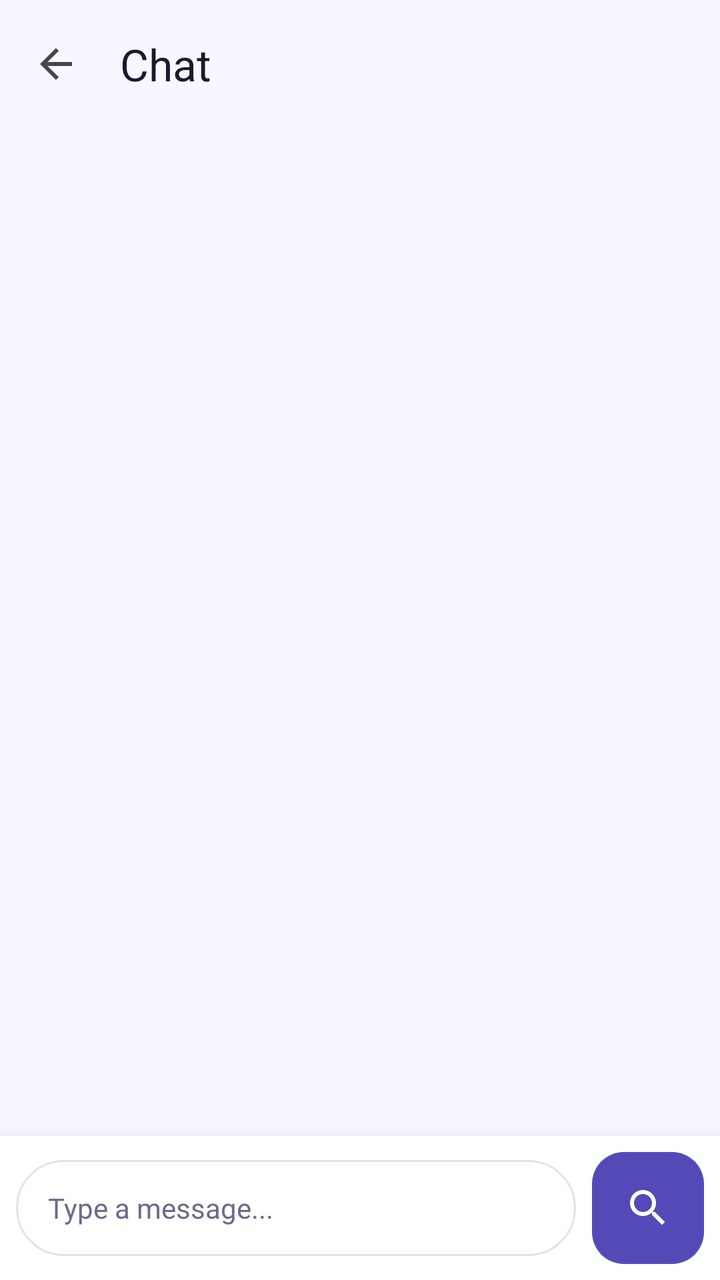
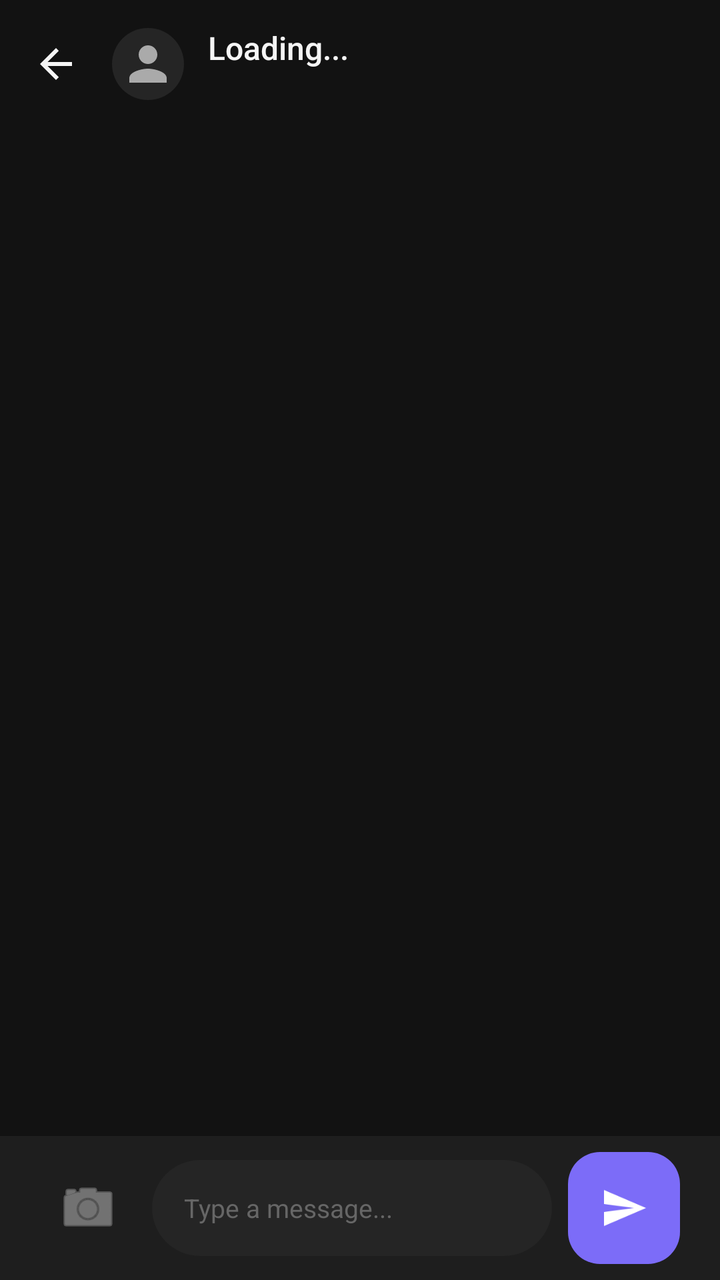

Two renders of the same Android screen: before a commit and after it. Below are the layout's source before the change and the commit's diff.
<!-- AndroidManifest.xml: application theme Theme.Findora -->
<!-- res/layout/activity_chat.xml -->
<?xml version="1.0" encoding="utf-8"?>
<LinearLayout xmlns:android="http://schemas.android.com/apk/res/android"
    xmlns:app="http://schemas.android.com/apk/res-auto"
    android:layout_width="match_parent"
    android:layout_height="match_parent"
    android:background="@color/screen_background"
    android:orientation="vertical">

    <com.google.android.material.appbar.MaterialToolbar
        android:id="@+id/toolbar"
        android:layout_width="match_parent"
        android:layout_height="?attr/actionBarSize"
        android:background="@color/screen_background"
        app:navigationIcon="?attr/homeAsUpIndicator"
        app:title="Chat"
        app:titleTextColor="@color/text_dark" />

    <FrameLayout
        android:layout_width="match_parent"
        android:layout_height="0dp"
        android:layout_weight="1">

        <androidx.recyclerview.widget.RecyclerView
            android:id="@+id/rvMessages"
            android:layout_width="match_parent"
            android:layout_height="match_parent"
            android:clipToPadding="false"
            android:paddingHorizontal="@dimen/spacing_medium"
            android:paddingVertical="@dimen/spacing_small" />

        <ProgressBar
            android:id="@+id/progressBar"
            android:layout_width="wrap_content"
            android:layout_height="wrap_content"
            android:layout_gravity="center"
            android:visibility="gone" />

        <TextView
            android:id="@+id/tvEmptyState"
            android:layout_width="wrap_content"
            android:layout_height="wrap_content"
            android:layout_gravity="center"
            android:text="No messages yet. Start the conversation!"
            android:textColor="@color/text_gray"
            android:textSize="@dimen/text_caption"
            android:fontFamily="sans-serif-medium"
            android:visibility="gone" />
    </FrameLayout>

    
    <com.google.android.material.card.MaterialCardView
        android:layout_width="match_parent"
        android:layout_height="wrap_content"
        app:cardElevation="12dp"
        app:cardCornerRadius="0dp"
        app:strokeWidth="0dp"
        app:cardBackgroundColor="@color/white">

        <LinearLayout
            android:layout_width="match_parent"
            android:layout_height="wrap_content"
            android:gravity="center_vertical"
            android:orientation="horizontal"
            android:padding="@dimen/spacing_small">

            <EditText
                android:id="@+id/etMessage"
                android:layout_width="0dp"
                android:layout_height="wrap_content"
                android:layout_weight="1"
                android:minHeight="48dp"
                android:background="@drawable/bg_search_input"
                android:hint="Type a message..."
                android:imeOptions="actionSend"
                android:inputType="textMultiLine"
                android:maxLines="4"
                android:paddingHorizontal="@dimen/spacing_medium"
                android:paddingVertical="@dimen/spacing_small"
                android:textColor="@color/text_dark"
                android:textColorHint="@color/text_gray"
                android:textSize="@dimen/text_caption" />

            <com.google.android.material.floatingactionbutton.FloatingActionButton
                android:id="@+id/btnSend"
                android:layout_width="wrap_content"
                android:layout_height="wrap_content"
                android:layout_marginStart="@dimen/spacing_small"
                app:fabSize="mini"
                android:contentDescription="Send"
                android:src="@drawable/ic_search"
                app:backgroundTint="@color/primary_purple"
                app:tint="@color/white"
                app:elevation="0dp" />
        </LinearLayout>
    </com.google.android.material.card.MaterialCardView>
</LinearLayout>
<!-- resources referenced by this layout -->
<resources>
  <color name="primary_purple">#534AB7</color>
  <color name="screen_background">#F8F7FF</color>
  <color name="text_dark">#1A1A2E</color>
  <color name="text_gray">#6B6B8A</color>
  <dimen name="text_caption">14sp</dimen>
  <!-- drawable bg_search_input (drawable) -->
  <?xml version="1.0" encoding="utf-8"?>
  <shape xmlns:android="http://schemas.android.com/apk/res/android"
      android:shape="rectangle">
      <corners android:radius="24dp" />
      <solid android:color="@color/white" />
      <stroke android:width="1dp" android:color="@color/card_border" />
  </shape>
  <!-- drawable ic_search (drawable) -->
  <vector xmlns:android="http://schemas.android.com/apk/res/android"
      android:width="24dp"
      android:height="24dp"
      android:viewportWidth="24"
      android:viewportHeight="24">
    <path
        android:fillColor="@color/text_dark"
        android:pathData="M15.5,14h-0.79l-0.28,-0.27C15.41,12.59 16,11.11 16,9.5 16,5.91 13.09,3 9.5,3S3,5.91 3,9.5 5.91,16 9.5,16c1.61,0 3.09,-0.59 4.23,-1.57l0.27,0.28v0.79l5,4.99L20.49,19l-4.99,-5zM9.5,14C7.01,14 5,11.99 5,9.5S7.01,5 9.5,5 14,7.01 14,9.5 11.99,14 9.5,14z"/>
  </vector>
  <style name="Theme.Findora" parent="Theme.Material3.DayNight.NoActionBar">
          
          <item name="colorPrimary">@color/primary_purple</item>
          <item name="colorOnPrimary">@color/white</item>
          <item name="colorPrimaryContainer">@color/light_purple</item>
          <item name="colorOnPrimaryContainer">@color/dark_purple</item>
  
          
          <item name="colorSecondary">@color/success_green</item>
          <item name="colorOnSecondary">@color/white</item>
          <item name="colorSecondaryContainer">@color/light_green</item>
          <item name="colorOnSecondaryContainer">@color/success_green</item>
  
          
          <item name="android:statusBarColor">@color/screen_background</item>
          <item name="android:windowLightStatusBar">true</item>
          
          
          <item name="android:windowBackground">@color/screen_background</item>
  
          
          <item name="materialButtonStyle">@style/Widget.Findora.Button</item>
          <item name="materialCardViewStyle">@style/Widget.Findora.Card</item>
          <item name="textInputStyle">@style/Widget.Findora.TextInputLayout</item>
      </style>
  <color name="card_border">#E2E2F0</color>
  <color name="light_purple">#EEEDFE</color>
  <color name="dark_purple">#3C3489</color>
  <color name="success_green">#1D9E75</color>
  <color name="light_green">#E1F5EE</color>
  <style name="Widget.Findora.Button" parent="Widget.Material3.Button">
          <item name="cornerRadius">12dp</item>
          <item name="android:insetTop">0dp</item>
          <item name="android:insetBottom">0dp</item>
          <item name="android:textAllCaps">false</item>
          <item name="android:fontFamily">sans-serif-medium</item>
          <item name="android:paddingTop">12dp</item>
          <item name="android:paddingBottom">12dp</item>
      </style>
  <style name="Widget.Findora.Card" parent="Widget.Material3.CardView.Elevated">
          <item name="cardCornerRadius">16dp</item>
          <item name="cardElevation">2dp</item>
          <item name="strokeColor">@color/card_border</item>
          <item name="strokeWidth">1dp</item>
          <item name="cardBackgroundColor">@color/white</item>
      </style>
  <style name="Widget.Findora.TextInputLayout" parent="Widget.Material3.TextInputLayout.OutlinedBox">
          <item name="boxCornerRadiusTopStart">12dp</item>
          <item name="boxCornerRadiusTopEnd">12dp</item>
          <item name="boxCornerRadiusBottomStart">12dp</item>
          <item name="boxCornerRadiusBottomEnd">12dp</item>
          <item name="boxStrokeColor">@color/primary_purple</item>
          <item name="hintTextColor">@color/primary_purple</item>
          <item name="android:textColorHint">@color/text_gray</item>
      </style>
  <!-- unchanged entries left out for length: 3 -->
</resources>

<!-- the commit's change to res/layout/activity_chat.xml (unified diff, before → after) -->
@@ -12,9 +12,56 @@
         android:layout_height="?attr/actionBarSize"
         android:background="@color/screen_background"
         app:navigationIcon="?attr/homeAsUpIndicator"
-        app:title="Chat"
-        app:titleTextColor="@color/text_dark" />
+        app:navigationIconTint="@color/text_dark"
+        app:titleTextColor="@color/text_dark">
 
+        <LinearLayout
+            android:layout_width="match_parent"
+            android:layout_height="wrap_content"
+            android:orientation="horizontal"
+            android:gravity="center_vertical"
+            android:layout_marginEnd="16dp">
+            
+            <ImageView
+                android:id="@+id/iv_chat_avatar"
+                android:layout_width="36dp"
+                android:layout_height="36dp"
+                android:src="@drawable/ic_person"
+                app:tint="@color/text_gray"
+                android:background="@drawable/bg_search_input"
+                android:padding="4dp" />
+                
+            <LinearLayout
+                android:layout_width="0dp"
+                android:layout_height="wrap_content"
+                android:layout_weight="1"
+                android:orientation="vertical"
+                android:layout_marginStart="12dp">
+                
+                <TextView
+                    android:id="@+id/tv_chat_name"
+                    android:layout_width="wrap_content"
+                    android:layout_height="wrap_content"
+                    android:text="Loading..."
+                    android:textColor="@color/text_dark"
+                    android:textSize="16sp"
+                    android:fontFamily="sans-serif-medium"
+                    android:maxLines="1"
+                    android:ellipsize="end" />
+                    
+                <TextView
+                    android:id="@+id/tv_chat_role"
+                    android:layout_width="wrap_content"
+                    android:layout_height="wrap_content"
+                    android:text=""
+                    android:textColor="@color/text_gray"
+                    android:textSize="12sp"
+                    android:maxLines="1" />
+            </LinearLayout>
+        </LinearLayout>
+    </com.google.android.material.appbar.MaterialToolbar>
+
+    
     <FrameLayout
         android:layout_width="match_parent"
         android:layout_height="0dp"
@@ -25,7 +72,7 @@
             android:layout_width="match_parent"
             android:layout_height="match_parent"
             android:clipToPadding="false"
-            android:paddingHorizontal="@dimen/spacing_medium"
+            android:paddingHorizontal="@dimen/screen_padding_horizontal"
             android:paddingVertical="@dimen/spacing_small" />
 
         <ProgressBar
@@ -33,6 +80,7 @@
             android:layout_width="wrap_content"
             android:layout_height="wrap_content"
             android:layout_gravity="center"
+            android:indeterminateTint="@color/primary_purple"
             android:visibility="gone" />
 
         <TextView
@@ -48,49 +96,52 @@
     </FrameLayout>
 
     
-    <com.google.android.material.card.MaterialCardView
+    <LinearLayout
         android:layout_width="match_parent"
         android:layout_height="wrap_content"
-        app:cardElevation="12dp"
-        app:cardCornerRadius="0dp"
-        app:strokeWidth="0dp"
-        app:cardBackgroundColor="@color/white">
+        android:gravity="center_vertical"
+        android:orientation="horizontal"
+        android:paddingHorizontal="@dimen/screen_padding_horizontal"
+        android:paddingVertical="@dimen/spacing_small"
+        android:background="@color/surface_01">
 
-        <LinearLayout
-            android:layout_width="match_parent"
+        <ImageButton
+            android:id="@+id/btnAttachment"
+            android:layout_width="48dp"
+            android:layout_height="48dp"
+            android:layout_marginEnd="8dp"
+            android:background="?attr/selectableItemBackgroundBorderless"
+            android:src="@android:drawable/ic_menu_camera"
+            app:tint="@color/text_gray"
+            android:contentDescription="Attach Image" />
+
+        <EditText
+            android:id="@+id/etMessage"
+            android:layout_width="0dp"
             android:layout_height="wrap_content"
-            android:gravity="center_vertical"
-            android:orientation="horizontal"
-            android:padding="@dimen/spacing_small">
+            android:layout_weight="1"
+            android:minHeight="48dp"
+            android:background="@drawable/bg_search_input"
+            android:hint="Type a message..."
+            android:imeOptions="actionSend"
+            android:inputType="textMultiLine"
+            android:maxLines="4"
+            android:paddingHorizontal="@dimen/spacing_medium"
+            android:paddingVertical="@dimen/spacing_small"
+            android:textColor="@color/text_dark"
+            android:textColorHint="@color/text_hint"
+            android:textSize="@dimen/text_caption" />
 
-            <EditText
-                android:id="@+id/etMessage"
-                android:layout_width="0dp"
-                android:layout_height="wrap_content"
-                android:layout_weight="1"
-                android:minHeight="48dp"
-                android:background="@drawable/bg_search_input"
-                android:hint="Type a message..."
-                android:imeOptions="actionSend"
-                android:inputType="textMultiLine"
-                android:maxLines="4"
-                android:paddingHorizontal="@dimen/spacing_medium"
-                android:paddingVertical="@dimen/spacing_small"
-                android:textColor="@color/text_dark"
-                android:textColorHint="@color/text_gray"
-                android:textSize="@dimen/text_caption" />
-
-            <com.google.android.material.floatingactionbutton.FloatingActionButton
-                android:id="@+id/btnSend"
-                android:layout_width="wrap_content"
-                android:layout_height="wrap_content"
-                android:layout_marginStart="@dimen/spacing_small"
-                app:fabSize="mini"
-                android:contentDescription="Send"
-                android:src="@drawable/ic_search"
-                app:backgroundTint="@color/primary_purple"
-                app:tint="@color/white"
-                app:elevation="0dp" />
-        </LinearLayout>
-    </com.google.android.material.card.MaterialCardView>
+        <com.google.android.material.floatingactionbutton.FloatingActionButton
+            android:id="@+id/btnSend"
+            android:layout_width="wrap_content"
+            android:layout_height="wrap_content"
+            android:layout_marginStart="@dimen/spacing_small"
+            app:fabSize="mini"
+            android:contentDescription="Send"
+            android:src="@drawable/ic_send"
+            app:backgroundTint="@color/primary_purple"
+            app:tint="@color/white"
+            app:elevation="0dp" />
+    </LinearLayout>
 </LinearLayout>
<!-- resource entries referenced after the edit -->
@@ -1,19 +1,21 @@
 <!-- resources referenced by this layout -->
 <resources>
-  <color name="primary_purple">#534AB7</color>
-  <color name="screen_background">#F8F7FF</color>
-  <color name="text_dark">#1A1A2E</color>
-  <color name="text_gray">#6B6B8A</color>
-  <dimen name="text_caption">14sp</dimen>
+  <color name="primary_purple">#7C6CF8</color>
+  <color name="screen_background">#121212</color>
+  <color name="surface_01">#1E1E1E</color>
+  <color name="text_dark">#F5F5F5</color>
+  <color name="text_gray">#AAAAAA</color>
+  <color name="text_hint">#666666</color>
+  <dimen name="screen_padding_horizontal">20dp</dimen>
+  <dimen name="text_caption">13sp</dimen>
   <!-- drawable bg_search_input (drawable) -->
   <?xml version="1.0" encoding="utf-8"?>
   <shape xmlns:android="http://schemas.android.com/apk/res/android"
       android:shape="rectangle">
-      <corners android:radius="24dp" />
-      <solid android:color="@color/white" />
-      <stroke android:width="1dp" android:color="@color/card_border" />
+      <solid android:color="#252525" />
+      <corners android:radius="28dp" />
   </shape>
-  <!-- drawable ic_search (drawable) -->
+  <!-- drawable ic_person (drawable) -->
   <vector xmlns:android="http://schemas.android.com/apk/res/android"
       android:width="24dp"
       android:height="24dp"
@@ -21,62 +23,124 @@
       android:viewportHeight="24">
     <path
         android:fillColor="@color/text_dark"
-        android:pathData="M15.5,14h-0.79l-0.28,-0.27C15.41,12.59 16,11.11 16,9.5 16,5.91 13.09,3 9.5,3S3,5.91 3,9.5 5.91,16 9.5,16c1.61,0 3.09,-0.59 4.23,-1.57l0.27,0.28v0.79l5,4.99L20.49,19l-4.99,-5zM9.5,14C7.01,14 5,11.99 5,9.5S7.01,5 9.5,5 14,7.01 14,9.5 11.99,14 9.5,14z"/>
+        android:pathData="M12,12c2.21,0 4,-1.79 4,-4s-1.79,-4 -4,-4 -4,1.79 -4,4 1.79,4 4,4zM12,14c-2.67,0 -8,1.34 -8,4v2h16v-2c0,-2.66 -5.33,-4 -8,-4z"/>
   </vector>
-  <style name="Theme.Findora" parent="Theme.Material3.DayNight.NoActionBar">
+  <!-- drawable ic_send (drawable) -->
+  <?xml version="1.0" encoding="utf-8"?>
+  <vector xmlns:android="http://schemas.android.com/apk/res/android"
+      android:width="24dp"
+      android:height="24dp"
+      android:viewportWidth="24"
+      android:viewportHeight="24"
+      android:tint="?attr/colorOnPrimary">
+      <path
+          android:fillColor="@android:color/white"
+          android:pathData="M2.01,21L23,12 2.01,3 2,10l15,2 -15,2z" />
+  </vector>
+  <style name="Theme.Findora" parent="Theme.Material3.Dark.NoActionBar">
+  
           
           <item name="colorPrimary">@color/primary_purple</item>
           <item name="colorOnPrimary">@color/white</item>
           <item name="colorPrimaryContainer">@color/light_purple</item>
-          <item name="colorOnPrimaryContainer">@color/dark_purple</item>
+          <item name="colorOnPrimaryContainer">@color/md_theme_onPrimaryContainer</item>
   
-          
           <item name="colorSecondary">@color/success_green</item>
-          <item name="colorOnSecondary">@color/white</item>
+          <item name="colorOnSecondary">@color/md_theme_onSecondary</item>
           <item name="colorSecondaryContainer">@color/light_green</item>
           <item name="colorOnSecondaryContainer">@color/success_green</item>
   
+          <item name="colorError">@color/error_red</item>
+          <item name="colorOnError">@color/md_theme_onError</item>
+  
+          
+          <item name="android:colorBackground">@color/screen_background</item>
+          <item name="colorSurface">@color/surface_01</item>
+          <item name="colorOnSurface">@color/text_dark</item>
+          <item name="colorSurfaceVariant">@color/card_background</item>
+          <item name="colorOnSurfaceVariant">@color/text_gray</item>
+          <item name="colorOutline">@color/md_theme_outline</item>
+  
           
           <item name="android:statusBarColor">@color/screen_background</item>
-          <item name="android:windowLightStatusBar">true</item>
-          
-          
+          <item name="android:windowLightStatusBar" tools:targetApi="23">false</item>
           <item name="android:windowBackground">@color/screen_background</item>
+          <item name="android:navigationBarColor">@color/surface_01</item>
   
           
           <item name="materialButtonStyle">@style/Widget.Findora.Button</item>
           <item name="materialCardViewStyle">@style/Widget.Findora.Card</item>
           <item name="textInputStyle">@style/Widget.Findora.TextInputLayout</item>
+          <item name="chipStyle">@style/Widget.Findora.Chip</item>
+          <item name="bottomNavigationStyle">@style/Widget.Findora.BottomNav</item>
       </style>
-  <color name="card_border">#E2E2F0</color>
-  <color name="light_purple">#EEEDFE</color>
-  <color name="dark_purple">#3C3489</color>
-  <color name="success_green">#1D9E75</color>
-  <color name="light_green">#E1F5EE</color>
+  <color name="light_purple">#2D2550</color>
+  <color name="md_theme_onPrimaryContainer">#CEC6FF</color>
+  <color name="success_green">#4ADE80</color>
+  <color name="md_theme_onSecondary">#0A2618</color>
+  <color name="light_green">#0D2B1A</color>
+  <color name="error_red">#F87171</color>
+  <color name="md_theme_onError">#3D0000</color>
+  <color name="card_background">#2A2A2A</color>
+  <color name="md_theme_outline">#444444</color>
   <style name="Widget.Findora.Button" parent="Widget.Material3.Button">
-          <item name="cornerRadius">12dp</item>
+          <item name="cornerRadius">@dimen/button_corner_radius</item>
           <item name="android:insetTop">0dp</item>
           <item name="android:insetBottom">0dp</item>
           <item name="android:textAllCaps">false</item>
+          <item name="android:textSize">@dimen/text_body</item>
           <item name="android:fontFamily">sans-serif-medium</item>
-          <item name="android:paddingTop">12dp</item>
-          <item name="android:paddingBottom">12dp</item>
+          <item name="android:minHeight">@dimen/button_height</item>
+          <item name="android:letterSpacing">0.02</item>
+          <item name="backgroundTint">@color/primary_purple</item>
+          <item name="android:textColor">@color/white</item>
       </style>
   <style name="Widget.Findora.Card" parent="Widget.Material3.CardView.Elevated">
-          <item name="cardCornerRadius">16dp</item>
-          <item name="cardElevation">2dp</item>
-          <item name="strokeColor">@color/card_border</item>
-          <item name="strokeWidth">1dp</item>
-          <item name="cardBackgroundColor">@color/white</item>
+          <item name="cardCornerRadius">@dimen/card_corner_radius</item>
+          <item name="cardElevation">0dp</item>
+          <item name="strokeWidth">0dp</item>
+          <item name="cardBackgroundColor">@color/card_background</item>
+          <item name="rippleColor">@color/primary_purple_10</item>
       </style>
   <style name="Widget.Findora.TextInputLayout" parent="Widget.Material3.TextInputLayout.OutlinedBox">
-          <item name="boxCornerRadiusTopStart">12dp</item>
-          <item name="boxCornerRadiusTopEnd">12dp</item>
-          <item name="boxCornerRadiusBottomStart">12dp</item>
-          <item name="boxCornerRadiusBottomEnd">12dp</item>
-          <item name="boxStrokeColor">@color/primary_purple</item>
+          <item name="boxCornerRadiusTopStart">@dimen/input_corner_radius</item>
+          <item name="boxCornerRadiusTopEnd">@dimen/input_corner_radius</item>
+          <item name="boxCornerRadiusBottomStart">@dimen/input_corner_radius</item>
+          <item name="boxCornerRadiusBottomEnd">@dimen/input_corner_radius</item>
+          <item name="boxStrokeColor">@color/md_theme_outline</item>
+          <item name="boxStrokeWidthFocused">2dp</item>
           <item name="hintTextColor">@color/primary_purple</item>
-          <item name="android:textColorHint">@color/text_gray</item>
+          <item name="android:textColorHint">@color/text_hint</item>
+          <item name="boxBackgroundColor">@color/surface_02</item>
+          <item name="endIconTint">@color/text_gray</item>
+          <item name="startIconTint">@color/text_gray</item>
+      </style>
+  <style name="Widget.Findora.Chip" parent="Widget.Material3.Chip.Filter">
+          <item name="chipCornerRadius">@dimen/chip_corner_radius</item>
+          <item name="chipBackgroundColor">@color/chip_bg_colors</item>
+          <item name="chipStrokeColor">@color/chip_stroke_colors</item>
+          <item name="chipStrokeWidth">1dp</item>
+          <item name="android:textColor">@color/chip_text_colors</item>
+          <item name="checkedIconVisible">false</item>
+          <item name="chipMinHeight">36dp</item>
+          <item name="android:textSize">@dimen/text_caption</item>
+          <item name="android:textStyle">bold</item>
+      </style>
+  <style name="Widget.Findora.BottomNav" parent="Widget.MaterialComponents.BottomNavigationView">
+          <item name="itemIconTint">@color/nav_item_colors</item>
+          <item name="itemTextColor">@color/nav_item_colors</item>
+          <item name="itemActiveIndicatorStyle">@style/Widget.Findora.BottomNav.ActiveIndicator</item>
+      </style>
+  <dimen name="button_corner_radius">16dp</dimen>
+  <dimen name="text_body">15sp</dimen>
+  <dimen name="button_height">56dp</dimen>
+  <dimen name="card_corner_radius">20dp</dimen>
+  <color name="primary_purple_10">#1A7C6CF8</color>
+  <dimen name="input_corner_radius">14dp</dimen>
+  <color name="surface_02">#252525</color>
+  <dimen name="chip_corner_radius">20dp</dimen>
+  <style name="Widget.Findora.BottomNav.ActiveIndicator" parent="Widget.Material3.BottomNavigationView.ActiveIndicator">
+          <item name="android:color">@color/light_purple</item>
       </style>
   <!-- unchanged entries left out for length: 3 -->
 </resources>
